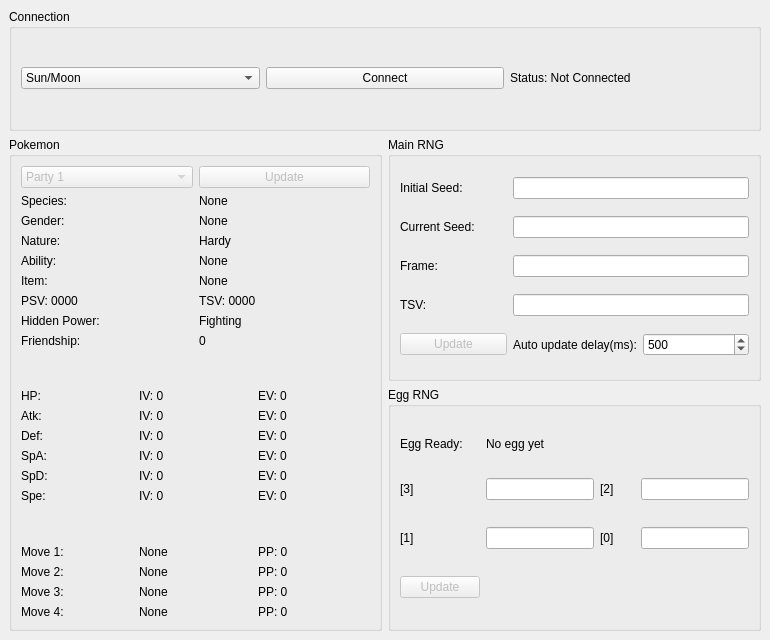
Old version of the form CitraRNG/MainWindow.ui in the repository Admiral-Fish/CitraRNG.
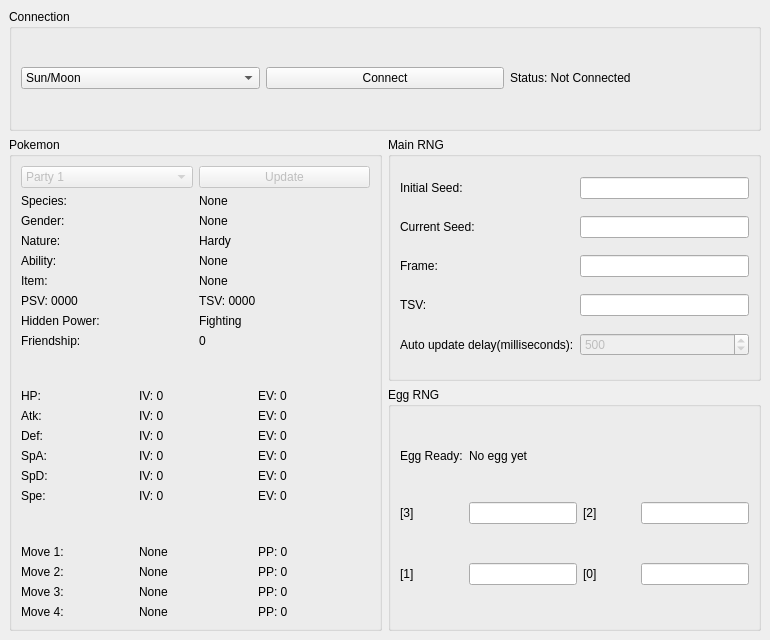
New version of the form.

Commit message: Move egg info to auto update

Diff of the .ui file:
```diff
--- a/CitraRNG/MainWindow.ui
+++ b/CitraRNG/MainWindow.ui
@@ -74,16 +74,6 @@
          </property>
         </widget>
        </item>
-       <item row="3" column="0">
-        <widget class="QPushButton" name="pushButtonUpdateEggRNG">
-         <property name="enabled">
-          <bool>false</bool>
-         </property>
-         <property name="text">
-          <string>Update</string>
-         </property>
-        </widget>
-       </item>
        <item row="2" column="2">
         <widget class="QLabel" name="labelEggSeed0">
          <property name="text">
@@ -177,7 +167,7 @@
          </property>
         </widget>
        </item>
-       <item row="0" column="1" colspan="2">
+       <item row="0" column="1">
         <widget class="QLineEdit" name="lineEditInitialSeed">
          <property name="sizePolicy">
           <sizepolicy hsizetype="Preferred" vsizetype="Fixed">
@@ -200,7 +190,7 @@
          </property>
         </widget>
        </item>
-       <item row="1" column="1" colspan="2">
+       <item row="1" column="1">
         <widget class="QLineEdit" name="lineEditCurrentSeed">
          <property name="sizePolicy">
           <sizepolicy hsizetype="Preferred" vsizetype="Fixed">
@@ -223,7 +213,7 @@
          </property>
         </widget>
        </item>
-       <item row="2" column="1" colspan="2">
+       <item row="2" column="1">
         <widget class="QLineEdit" name="lineEditFrame">
          <property name="sizePolicy">
           <sizepolicy hsizetype="Preferred" vsizetype="Fixed">
@@ -243,7 +233,7 @@
          </property>
         </widget>
        </item>
-       <item row="3" column="1" colspan="2">
+       <item row="3" column="1">
         <widget class="QLineEdit" name="lineEditTSV">
          <property name="sizePolicy">
           <sizepolicy hsizetype="Preferred" vsizetype="Fixed">
@@ -260,24 +250,17 @@
         </widget>
        </item>
        <item row="4" column="0">
-        <widget class="QPushButton" name="pushButtonUpdateMainRNG">
-         <property name="enabled">
-          <bool>false</bool>
-         </property>
-         <property name="text">
-          <string>Update</string>
-         </property>
-        </widget>
-       </item>
-       <item row="4" column="1">
         <widget class="QLabel" name="labelUpdateDelay">
          <property name="text">
-          <string>Auto update delay(ms):</string>
+          <string>Auto update delay(milliseconds):</string>
          </property>
         </widget>
        </item>
-       <item row="4" column="2">
+       <item row="4" column="1">
         <widget class="QSpinBox" name="spinBoxDelay">
+         <property name="enabled">
+          <bool>false</bool>
+         </property>
          <property name="minimum">
           <number>300</number>
          </property>
```
Left out of the diff: 16 changed lines with no effect on the pictures. The commit also changes 1 other file.
